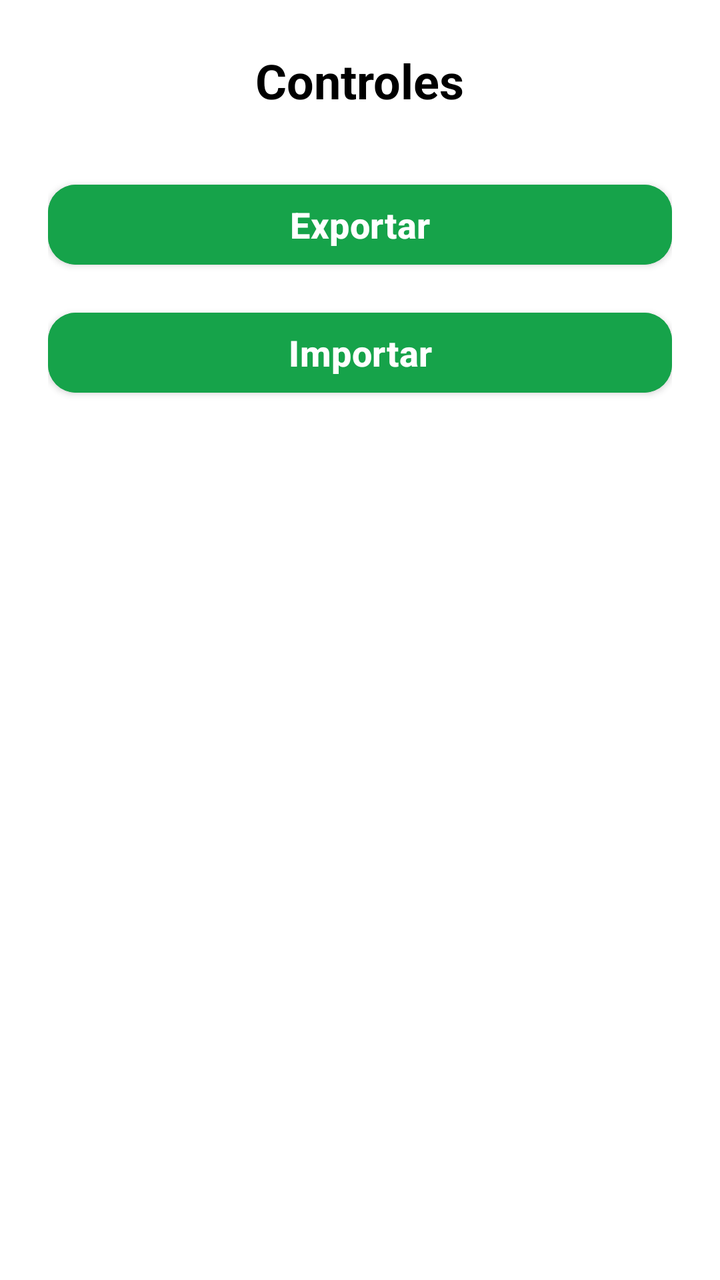
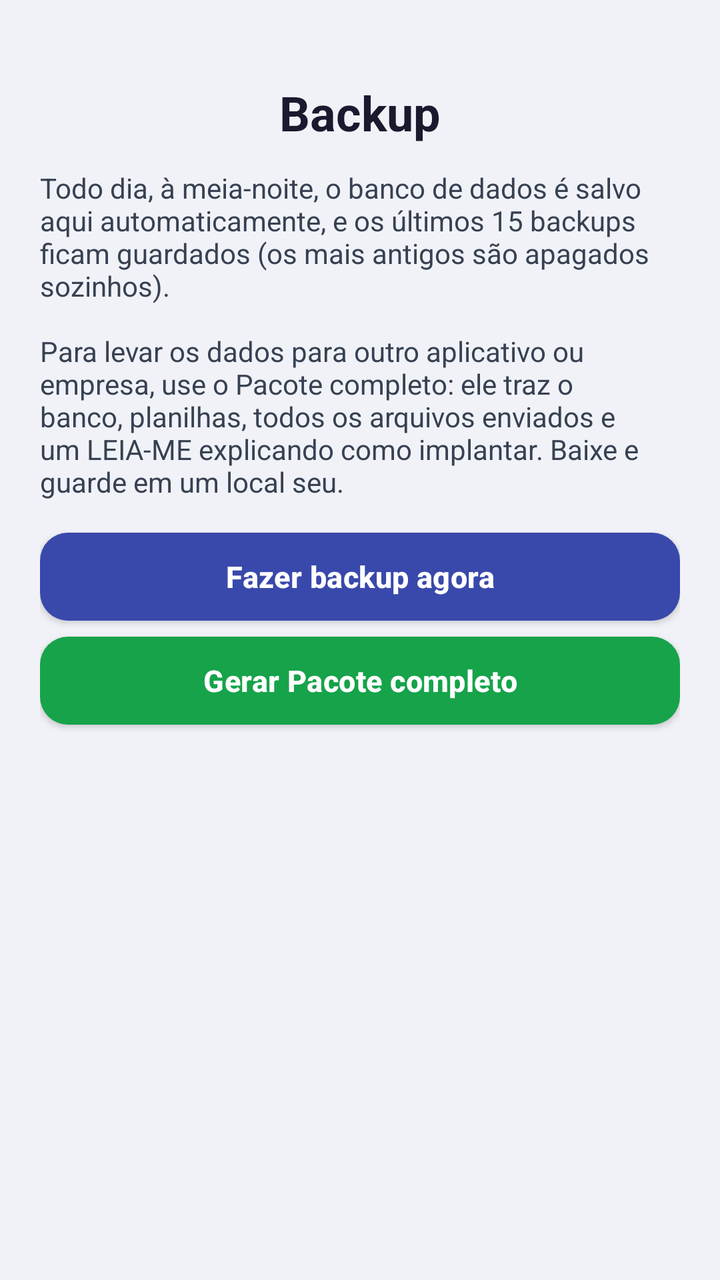

Compare the two renders of this Android layout. The source of the first and the diff that turns it into the second are given below.
<!-- AndroidManifest.xml: application theme AppTheme -->
<!-- res/layout/activity_backup.xml -->
<?xml version="1.0" encoding="utf-8"?>
<LinearLayout xmlns:android="http://schemas.android.com/apk/res/android"
    android:id="@+id/layoutBackup"
    android:layout_width="match_parent"
    android:layout_height="match_parent"
    android:orientation="vertical"
    android:padding="24dp"
    android:gravity="center_horizontal">

    
    <TextView
        android:id="@+id/textTituloControles"
        android:layout_width="wrap_content"
        android:layout_height="wrap_content"
        android:text="Controles"
        android:textSize="24sp"
        android:textStyle="bold"
        android:textColor="@android:color/black"
        android:layout_marginBottom="32dp"/>

    
    <Button
        android:id="@+id/buttonExportar"
        android:layout_width="match_parent"
        android:layout_height="48dp"
        android:text="Exportar"
        android:textSize="18sp"
        android:backgroundTint="@color/botaoSucesso"
        android:layout_marginBottom="16dp"/>

    
    <Button
        android:id="@+id/buttonImportar"
        android:layout_width="match_parent"
        android:layout_height="48dp"
        android:text="Importar"
        android:textSize="18sp"
        android:backgroundTint="@color/botaoSucesso"/>

</LinearLayout>
<!-- resources referenced by this layout -->
<resources>
  <color name="botaoSucesso">#16A34A</color>
  <style name="AppTheme" parent="Theme.MaterialComponents.DayNight.DarkActionBar">
          <item name="colorPrimary">@color/colorPrimary</item>
          <item name="colorPrimaryDark">@color/black</item>
          <item name="colorAccent">@color/black</item>
          <item name="android:windowBackground">@color/white</item>
          <item name="android:textColor">@color/black</item>
          <item name="android:textColorPrimary">@color/corTitulo</item>
  
          
          <item name="materialButtonStyle">@style/Widget.Condominio.Button</item>
          <item name="textInputStyle">@style/Widget.Condominio.TextInputLayout</item>
      </style>
  <color name="colorPrimary">#1E3A8A</color>
  <color name="black">#000000</color>
  <color name="white">#FFFFFF</color>
  <color name="corTitulo">#070707</color>
  <style name="Widget.Condominio.Button" parent="Widget.MaterialComponents.Button">
          <item name="backgroundTint">@color/botaoPrimario</item>
          <item name="android:textColor">@color/white</item>
          <item name="cornerRadius">14dp</item>
          <item name="android:textAllCaps">false</item>
          <item name="android:textStyle">bold</item>
          <item name="android:textSize">15sp</item>
          <item name="android:letterSpacing">0.01</item>
          <item name="android:minHeight">52dp</item>
          <item name="android:insetTop">4dp</item>
          <item name="android:insetBottom">4dp</item>
          <item name="android:elevation">2dp</item>
          <item name="iconTint">@color/white</item>
          <item name="iconPadding">8dp</item>
      </style>
  <style name="Widget.Condominio.TextInputLayout" parent="Widget.MaterialComponents.TextInputLayout.OutlinedBox">
          <item name="boxBackgroundColor">@color/white</item>
          <item name="boxStrokeColor">@color/colorPrimary</item>
          <item name="hintTextColor">@color/colorPrimary</item>
          <item name="android:textColorHint">@color/colorPrimary</item>
      </style>
  <color name="botaoPrimario">#2563EB</color>
</resources>

<!-- the commit's change to res/layout/activity_backup.xml (unified diff, before → after) -->
@@ -1,40 +1,60 @@
 <?xml version="1.0" encoding="utf-8"?>
-<LinearLayout xmlns:android="http://schemas.android.com/apk/res/android"
-    android:id="@+id/layoutBackup"
+<ScrollView
+    xmlns:android="http://schemas.android.com/apk/res/android"
+    xmlns:app="http://schemas.android.com/apk/res-auto"
     android:layout_width="match_parent"
     android:layout_height="match_parent"
-    android:orientation="vertical"
-    android:padding="24dp"
-    android:gravity="center_horizontal">
+    android:fillViewport="true"
+    android:background="#F0F2F8">
 
-    
-    <TextView
-        android:id="@+id/textTituloControles"
-        android:layout_width="wrap_content"
+    <LinearLayout
+        android:layout_width="match_parent"
         android:layout_height="wrap_content"
-        android:text="Controles"
-        android:textSize="24sp"
-        android:textStyle="bold"
-        android:textColor="@android:color/black"
-        android:layout_marginBottom="32dp"/>
+        android:orientation="vertical"
+        android:padding="20dp">
 
-    
-    <Button
-        android:id="@+id/buttonExportar"
-        android:layout_width="match_parent"
-        android:layout_height="48dp"
-        android:text="Exportar"
-        android:textSize="18sp"
-        android:backgroundTint="@color/botaoSucesso"
-        android:layout_marginBottom="16dp"/>
+        <TextView
+            android:layout_width="wrap_content"
+            android:layout_height="wrap_content"
+            android:layout_gravity="center_horizontal"
+            android:layout_marginTop="20dp"
+            android:layout_marginBottom="12dp"
+            android:text="Backup"
+            android:textColor="#1A1A2E"
+            android:textSize="24sp"
+            android:textStyle="bold" />
 
-    
-    <Button
-        android:id="@+id/buttonImportar"
-        android:layout_width="match_parent"
-        android:layout_height="48dp"
-        android:text="Importar"
-        android:textSize="18sp"
-        android:backgroundTint="@color/botaoSucesso"/>
+        <TextView
+            android:layout_width="match_parent"
+            android:layout_height="wrap_content"
+            android:layout_marginBottom="12dp"
+            android:text="Todo dia, à meia-noite, o banco de dados é salvo aqui automaticamente, e os últimos 15 backups ficam guardados (os mais antigos são apagados sozinhos).\n\nPara levar os dados para outro aplicativo ou empresa, use o Pacote completo: ele traz o banco, planilhas, todos os arquivos enviados e um LEIA-ME explicando como implantar. Baixe e guarde em um local seu."
+            android:textColor="#374151"
+            android:textSize="14sp" />
 
-</LinearLayout>
+        <com.google.android.material.button.MaterialButton
+            android:id="@+id/btnBackupAgora"
+            android:layout_width="match_parent"
+            android:layout_height="wrap_content"
+            android:text="Fazer backup agora"
+            android:textAllCaps="false"
+            app:cornerRadius="14dp"
+            app:backgroundTint="@color/painelAdministradores" />
+
+        <com.google.android.material.button.MaterialButton
+            android:id="@+id/btnPacoteCompleto"
+            android:layout_width="match_parent"
+            android:layout_height="wrap_content"
+            android:layout_marginBottom="12dp"
+            android:text="Gerar Pacote completo"
+            android:textAllCaps="false"
+            app:cornerRadius="14dp"
+            app:backgroundTint="@color/botaoSucesso" />
+
+        <LinearLayout
+            android:id="@+id/layoutBackups"
+            android:layout_width="match_parent"
+            android:layout_height="wrap_content"
+            android:orientation="vertical" />
+    </LinearLayout>
+</ScrollView>
<!-- resource entries referenced after the edit -->
@@ -1,6 +1,7 @@
 <!-- resources referenced by this layout -->
 <resources>
   <color name="botaoSucesso">#16A34A</color>
+  <color name="painelAdministradores">#3949AB</color>
   <style name="AppTheme" parent="Theme.MaterialComponents.DayNight.DarkActionBar">
           <item name="colorPrimary">@color/colorPrimary</item>
           <item name="colorPrimaryDark">@color/black</item>
